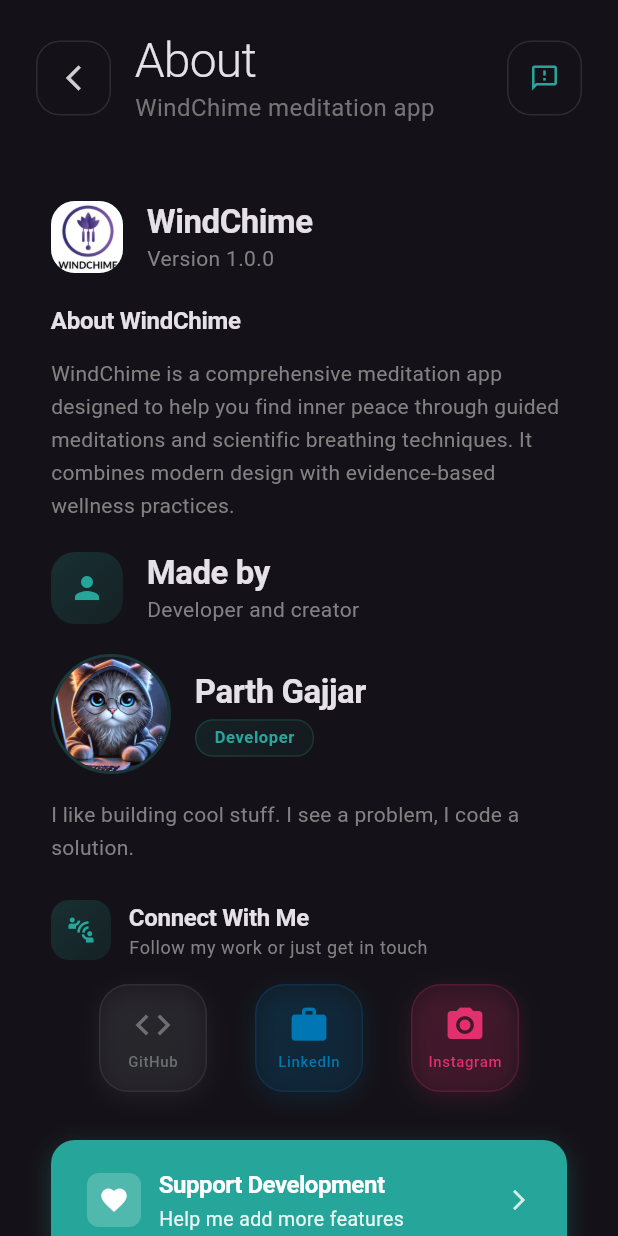
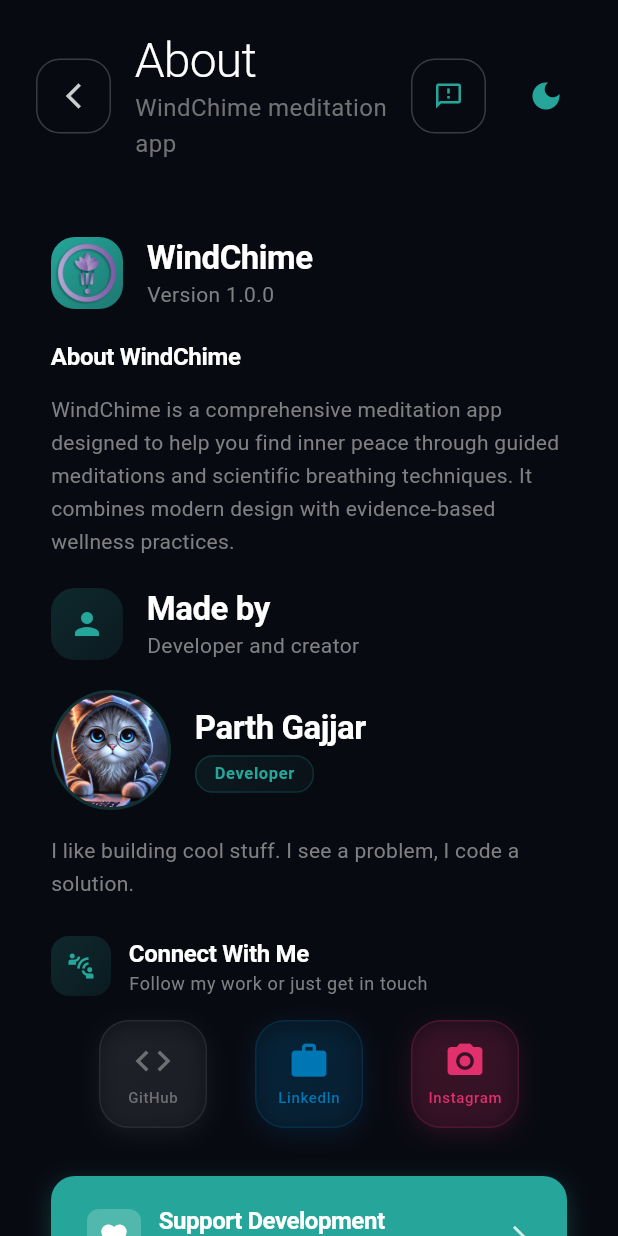
Before and after one commit to ghostp13409/WindChime, a Flutter app: the screen it shows after launch, after a tap on "Skip", after a tap on the "info outline" icon, on a phone screen of 412 x 824 dp. Run offline on Flutter 3.47's test engine with Material 3 defaults, Android fonts, the light colour scheme and no system bars; our stand-ins replace audioplayers, device_info_plus, file_picker, image_picker, in_app_purchase, just_audio and 4 more; accounts and stored records are empty; Roboto replaces fonts that are missing (Montserrat).

Commit message:
New Logo Implememnted

```diff
--- a/lib/main.dart
+++ b/lib/main.dart
@@ -144,7 +144,8 @@
         builder: (context, themeProvider, child) {
           return MaterialApp(
             debugShowCheckedModeBanner: false,
-            theme: darkThemeData,
+            theme:
+                themeProvider.isDarkTheme ? darkThemeData : ThemeData.light(),
             home: _isFirstTime
                 ? WelcomeTour(onComplete: _onWelcomeComplete)
                 : const HomeScreen(),
--- a/lib/screens/about/about_screen.dart
+++ b/lib/screens/about/about_screen.dart
@@ -18,6 +18,8 @@
 import 'package:flutter/material.dart';
 import 'package:flutter/services.dart';
 import 'package:url_launcher/url_launcher.dart';
+import 'package:provider/provider.dart';
+import 'package:windchime/providers/theme_provider.dart';
 import 'feedback_screen.dart';
 import 'package:windchime/widgets/shared/donation_widget.dart';
 
@@ -262,9 +264,28 @@
                 tooltip: 'Send Feedback',
               ),
             ),
+            // Theme Toggle Button
+            const SizedBox(width: 16),
+            Builder(
+              builder: (context) {
+                final themeProvider = Provider.of<ThemeProvider>(context);
+                return IconButton(
+                  icon: Icon(
+                    themeProvider.isDarkTheme
+                        ? Icons.dark_mode
+                        : Icons.light_mode,
+                    color: Theme.of(context).primaryColor,
+                  ),
+                  tooltip: 'Toggle Theme',
+                  onPressed: () {
+                    themeProvider.toggleTheme();
+                    HapticFeedback.lightImpact();
+                  },
+                );
+              },
+            ),
           ],
-      ),
-    );
+        ));
   }
 
   Widget _buildMadeBySection() {
--- a/lib/screens/home/home_screen.dart
+++ b/lib/screens/home/home_screen.dart
@@ -127,7 +127,7 @@
 
   Widget _buildModernHeader() {
     return Container(
-      padding: const EdgeInsets.fromLTRB(24, 20, 24, 16),
+      padding: const EdgeInsets.fromLTRB(10, 20, 24, 16),
       child: Row(
         children: [
           // App Logo with gradient background - clickable
@@ -137,8 +137,8 @@
               Navigator.pushNamed(context, '/welcome');
             },
             child: Container(
-              width: 48,
-              height: 48,
+              width: 70,
+              height: 70,
               decoration: BoxDecoration(
                 borderRadius: BorderRadius.circular(16),
                 boxShadow: [
@@ -158,7 +158,7 @@
               ),
             ),
           ),
-          const SizedBox(width: 16),
+          const SizedBox(width: 8),
 
           // App Name and Greeting
           Expanded(
--- a/lib/themes/dark_theme_data.dart
+++ b/lib/themes/dark_theme_data.dart
@@ -21,7 +21,14 @@
   fontFamily: 'Montserrat',
   brightness: Brightness.dark,
   primaryColor: Color(0xFF26A69A),
-  scaffoldBackgroundColor: Color(0xFF121421),
+  scaffoldBackgroundColor: Color(0xFF080A12),
+  colorScheme: const ColorScheme.dark(
+    surface: Color(0xFF080A12),
+    background: Color(0xFF080A12),
+    primary: Color(0xFF26A69A),
+    onSurface: Colors.white,
+    onBackground: Colors.white,
+  ),
   textTheme: const TextTheme(
     displayLarge: TextStyle(
       color: Colors.white,
```
Also changed, not shown: assets/images/alt-logos/logoPaul.png (added), assets/images/logo.png. Lines whose indentation alone changed are shown as unchanged.
